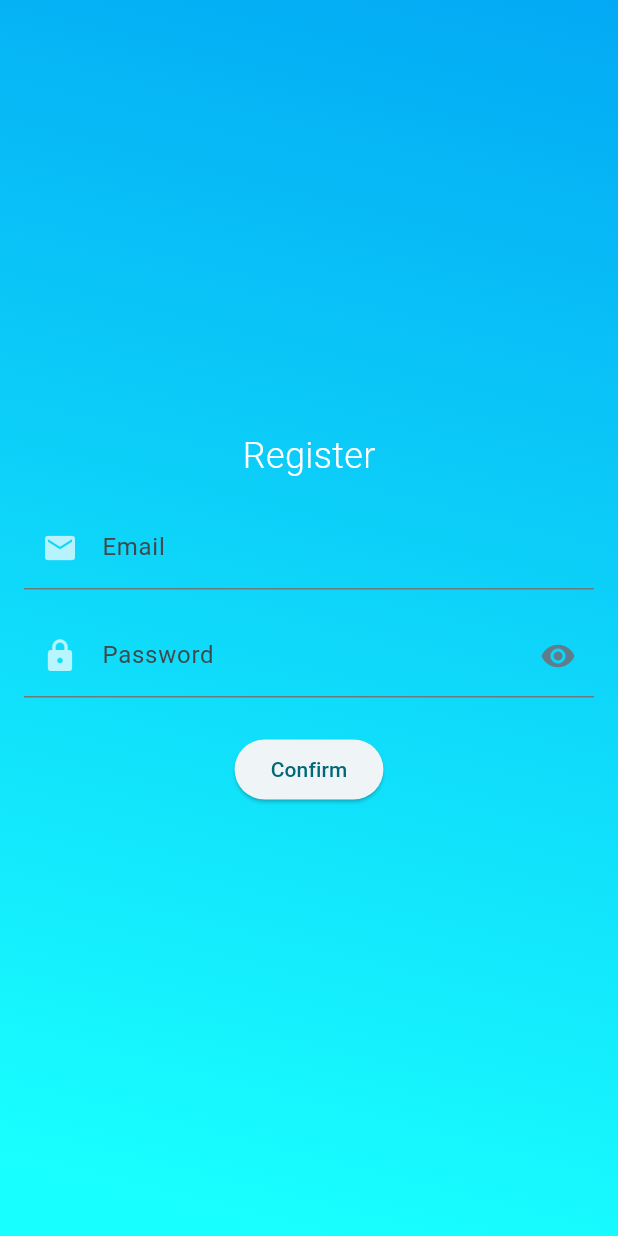
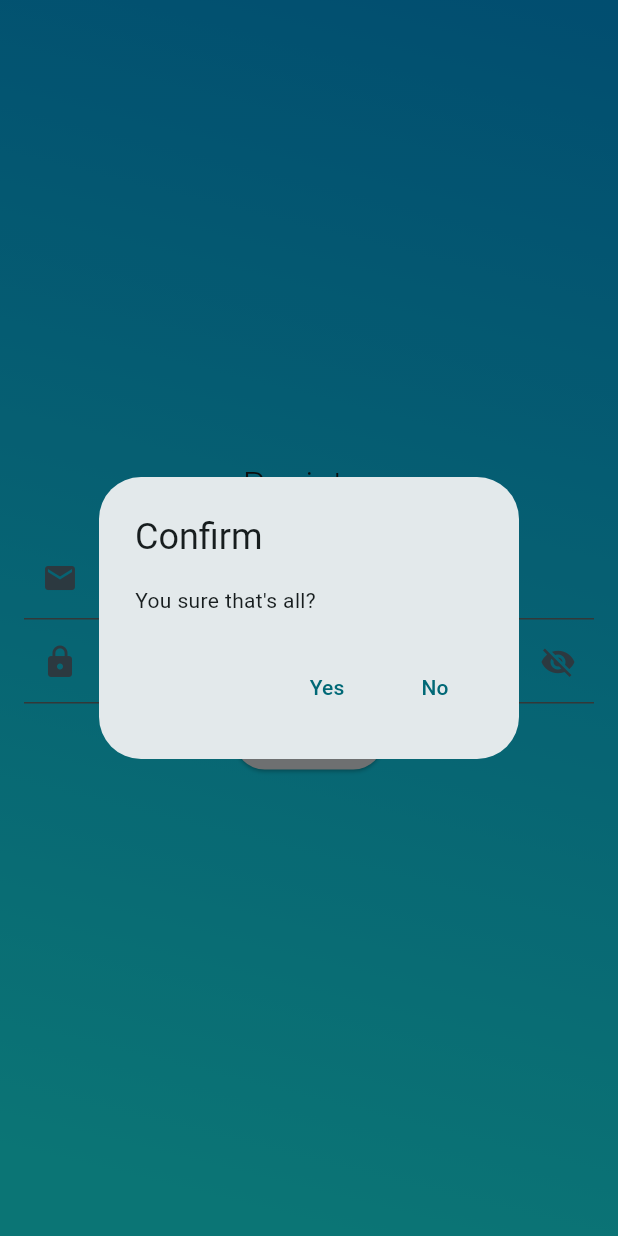
Before and after one commit to jvcss/anotes, a Flutter app: the RegisterScreen screen opened directly, after a tap on "Confirm", on a phone screen of 412 x 824 dp. Run offline on Flutter 3.47's test engine with Material 2 defaults, Android fonts, the light colour scheme and no system bars; our stand-ins replace email_validator, firebase_auth, firebase_core, sqflite; accounts and stored records are empty.

Commit message:
add modern logic REGISTER Screen

```diff
--- a/lib/ui/authentication/register_screen.dart
+++ b/lib/ui/authentication/register_screen.dart
@@ -3,10 +3,23 @@
 import 'package:firebase_auth/firebase_auth.dart';
 import 'package:email_validator/email_validator.dart';
 import '../../providers/authentication_provider.dart';
+import '../components/inputs.dart';
 
-class RegisterScreen extends StatelessWidget {
-  final TextEditingController _emailController = TextEditingController();
-  final TextEditingController _passwordController = TextEditingController();
+class RegisterScreen extends StatefulWidget {
+  const RegisterScreen({super.key});
+
+  @override
+  State<RegisterScreen> createState() => _RegisterScreenState();
+}
+
+class _RegisterScreenState extends State<RegisterScreen> {
+  final _formKey = GlobalKey<FormState>();
+
+  late TextEditingController emailController = TextEditingController();
+
+  late TextEditingController passwordController = TextEditingController();
+
+  bool isFormValidated = false;
 
   @override
   Widget build(BuildContext context) {
@@ -25,75 +38,88 @@
             child: Column(
               mainAxisSize: MainAxisSize.min,
               children: [
+                Form(
+                  onWillPop: () async {
+                    bool shouldPop = await showConfirmationDialog(
+                        context, 'Confirm', 'You really want to leave me?');
+                    return shouldPop;
+                  },
+                  autovalidateMode: AutovalidateMode.onUserInteraction,
+                  key: _formKey,
+                  child: Column(
+                    children: [
                       const Text(
                         'Register',
                         style: TextStyle(
                           fontSize: 24,
                           fontWeight: FontWeight.w300,
-                      color: Colors.white),
+                        ),
                       ),
                       const SizedBox(
                         height: 16,
                       ),
-                TextFormField(
-                  controller: _emailController,
-                  decoration: const InputDecoration(
-                      labelText: 'Email',
-                      hintText: 'meu_melhor_email@gmail.com',
-                      prefixIconColor: Colors.white70,
-                      prefixIcon: Padding(
-                        padding: EdgeInsets.all(5),
-                        child: Icon(Icons.email),
-                      )),
-                  keyboardType: TextInputType.emailAddress,
-                  validator: (value) {
-                    if (value!.isEmpty) {
-                      return 'Please enter your email';
+                      Input(
+                        label: 'E-mail',
+                        controller: emailController,
+                        inputType: InputType.email,
+                      ),
+                      Input(
+                        label: 'Password',
+                        controller: passwordController,
+                        inputType: InputType.password,
+                      ),
+                    ],
+                  ),
+                  onChanged: () async {
+                    if (!isFormValidated) {
+                      isFormValidated = true;
+                      if (_formKey.currentState?.validate() == true) {
+                        bool shouldGo = await showConfirmationDialog(
+                            context, 'Confirm', "You sure that's all? ");
+                        if (shouldGo) {
+                          _showToast(context);
                         }
-                    if (!EmailValidator.validate(value)) {
-                      return 'Please enter a valid email address';
+
+                        //_formKey.currentState?.save();
+                        //_showToast(context);
+
+                        //_registerUser(context);
                       }
-                    if (!isAllowedEmailProvider(value)) {
-                      return 'Please use a supported email provider (e.g., Google, Hotmail, Yahoo)';
+                    } else {
+                      isFormValidated = false;
                     }
-                    return null;
                   },
                 ),
-                const SizedBox(height: 16),
-                TextFormField(
-                  controller: _passwordController,
-                  decoration: const InputDecoration(
-                      labelText: 'Password',
-                      hintText: '******',
-                      prefixIconColor: Colors.white70,
-                      prefixIcon: Padding(
-                        padding: EdgeInsets.all(5),
-                        child: Icon(Icons.lock),
-                      ),
-                      suffixIconColor: Colors.blueGrey,
-                      suffixIcon: Padding(
-                        padding: EdgeInsets.all(5),
-                        child: Icon(Icons.visibility),
-                      )),
-                  obscureText: true,
-                  validator: (value) {
-                    if (value!.isEmpty) {
-                      return 'Please enter your password';
+                ElevatedButton(
+                  onPressed: () async {
+                    bool shouldGo = await showConfirmationDialog(
+                        context, 'Confirm', "You sure that's all? ");
+                    if (shouldGo) {
+                      _showToast(context);
                     }
-                    if (value.length < 6) {
-                      return 'Password should be at least 6 characters long';
-                    }
-                    return null;
-                  },
-                ),
-                const SizedBox(height: 24),
-                ElevatedButton(
-                  onPressed: () => {}, //_registerUser(context),
+                  }, //_registerUser(context),
                   child: const Text('Confirm'),
                 ),
               ],
             ),
           ),
+        ),
+      ),
+    );
+  }
+
+  void _showToast(BuildContext context) {
+    final scaffold = ScaffoldMessenger.of(context);
+    final email = emailController.text.trim();
+    final password = passwordController.text.trim();
+    final txt = 'EMAIL: $email, PASSWORD: $password'; // Modified content
+
+    scaffold.showSnackBar(
+      SnackBar(
+        content: Text(txt), // Displaying the content of txt
+        action: SnackBarAction(
+          label: 'UNDO',
+          onPressed: scaffold.hideCurrentSnackBar,
         ),
       ),
     );
@@ -110,8 +136,8 @@
   }
 
   void _registerUser(BuildContext context) {
-    final email = _emailController.text.trim();
-    final password = _passwordController.text.trim();
+    final email = emailController.text.trim();
+    final password = passwordController.text.trim();
     final authProvider =
         Provider.of<AuthenticationProvider>(context, listen: false);
 
@@ -140,4 +166,31 @@
       });
     }
   }
+
+  Future showConfirmationDialog(
+      BuildContext context, String title, String content) async {
+    return showDialog<bool>(
+      context: context,
+      builder: (context) => AlertDialog(
+        title: Text(title),
+        content: Text(content),
+        actions: [
+          TextButton(
+            onPressed: () {
+              // Return true to allow the action
+              Navigator.of(context).pop(true);
+            },
+            child: const Text('Yes'),
+          ),
+          TextButton(
+            onPressed: () {
+              // Return false to prevent the action
+              Navigator.of(context).pop(false);
+            },
+            child: const Text('No'),
+          ),
+        ],
+      ),
+    );
   }
+}
--- a/lib/ui/components/inputs.dart
+++ b/lib/ui/components/inputs.dart
@@ -107,7 +107,7 @@
     return TextFormField(
       controller: widget.controller,
       obscureText: !isPasswordVisible,
-      textInputAction: TextInputAction.next,
+      textInputAction: TextInputAction.done,
       autovalidateMode: AutovalidateMode.onUserInteraction,
       decoration: InputDecoration(
         labelText: widget.label,
```
Also changed, not shown: lib/main.dart (+2 -61 lines), lib/ui/components/forms.dart (deleted, +0 -49 lines), lib/ui/components/home.dart (added). Lines whose indentation alone changed are shown as unchanged.
